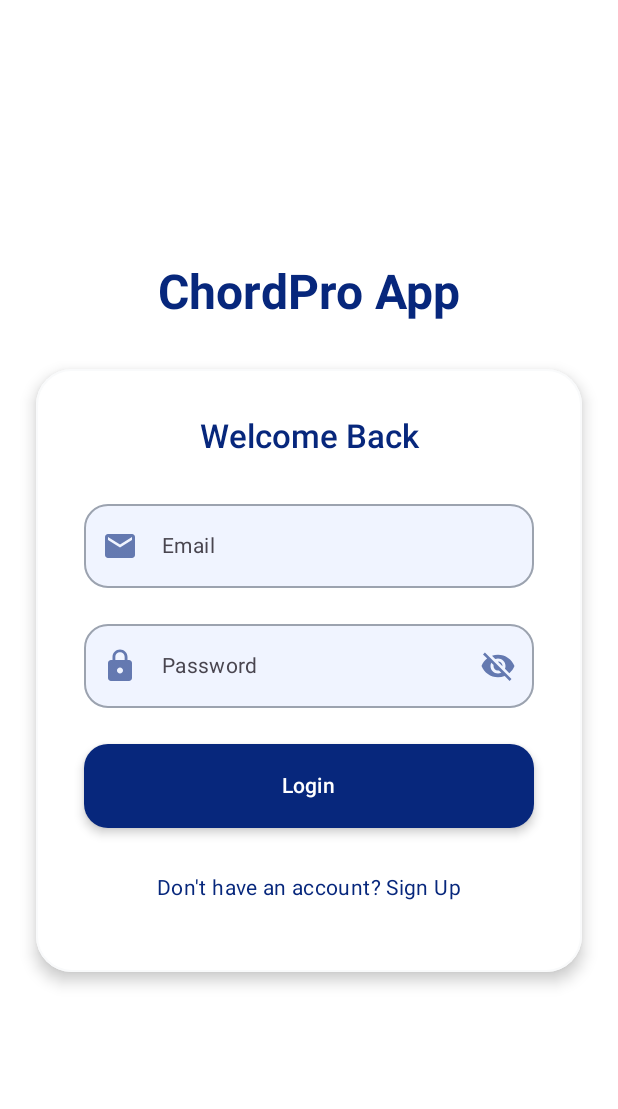
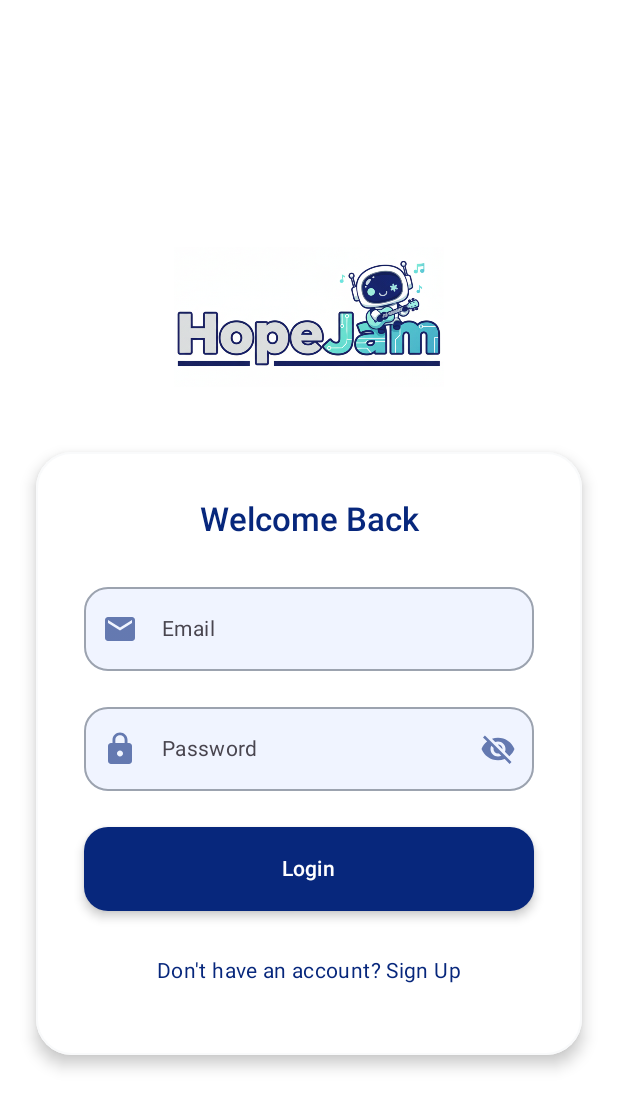
Before and after one commit to hopekcc/summer-intern-2025, an Android app built with Jetpack Compose: the screen it shows after launch (MainActivity), on a phone screen of 412 x 824 dp. Shown: the top 1109 px of the screen. Run offline under Robolectric (Android 15) with nearby library versions, the phone set to English and light mode, and no system bars; our stand-ins replace Firebase (no records; nobody signed in at launch, a user with empty details on screens opened directly).

Commit message:
added logo to login screen

```diff
--- a/mobile/chordproapp/app/src/main/java/com/example/chordproapp/screens/LoginScreen.kt
+++ b/mobile/chordproapp/app/src/main/java/com/example/chordproapp/screens/LoginScreen.kt
@@ -1,5 +1,6 @@
 package com.example.chordproapp.screens
 
+import androidx.compose.foundation.Image
 import androidx.compose.foundation.layout.*
 import androidx.compose.foundation.lazy.LazyColumn
 import androidx.compose.foundation.shape.RoundedCornerShape
@@ -13,12 +14,15 @@ import androidx.compose.material3.*
 import androidx.compose.runtime.*
 import androidx.compose.ui.Alignment
 import androidx.compose.ui.Modifier
+import androidx.compose.ui.layout.ContentScale
+import androidx.compose.ui.res.painterResource
 import androidx.compose.ui.text.font.FontWeight
 import androidx.compose.ui.text.input.KeyboardType
 import androidx.compose.ui.text.input.PasswordVisualTransformation
 import androidx.compose.ui.text.input.VisualTransformation
 import androidx.compose.ui.text.style.TextAlign
 import androidx.compose.ui.unit.dp
+import com.example.chordproapp.R
 import com.example.chordproapp.viewmodels.PlaylistViewModel
 import com.google.firebase.auth.FirebaseAuth
 import com.google.firebase.auth.FirebaseAuthInvalidCredentialsException
@@ -54,13 +58,15 @@ fun LoginScreen(
         ) {
             item {
                 // App Logo/Title
-                Text(
-                    text = "ChordPro App",
-                    style = MaterialTheme.typography.headlineLarge,
-                    color = MaterialTheme.colorScheme.primary,
-                    fontWeight = FontWeight.Bold,
-                    modifier = Modifier.padding(bottom = 32.dp)
+                Image(
+                    painter = painterResource(id = R.drawable.logo),
+                    contentDescription = "App Logo",
+                    modifier = Modifier
+                        .size(180.dp),
+                    contentScale = ContentScale.Fit, // crops the image to fill the container
+                    alignment = Alignment.Center // choose which part to show
                 )
+
             }
 
             item {
```
Also changed, not shown: mobile/chordproapp/app/src/main/res/drawable/logo.png (added).
